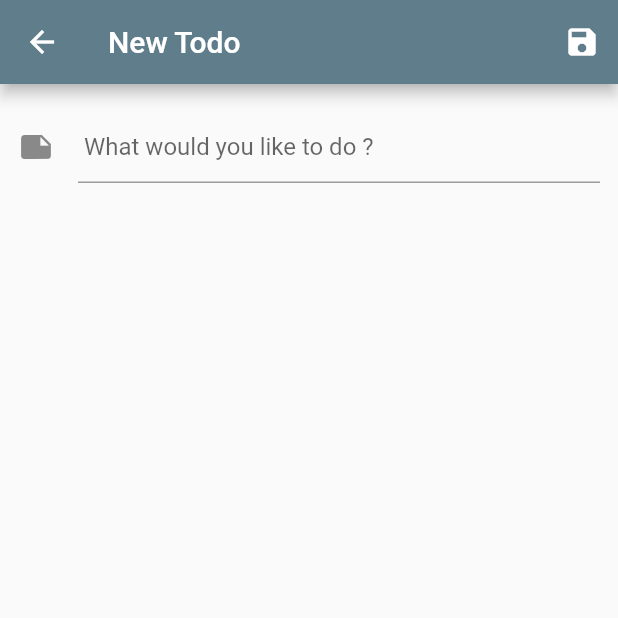
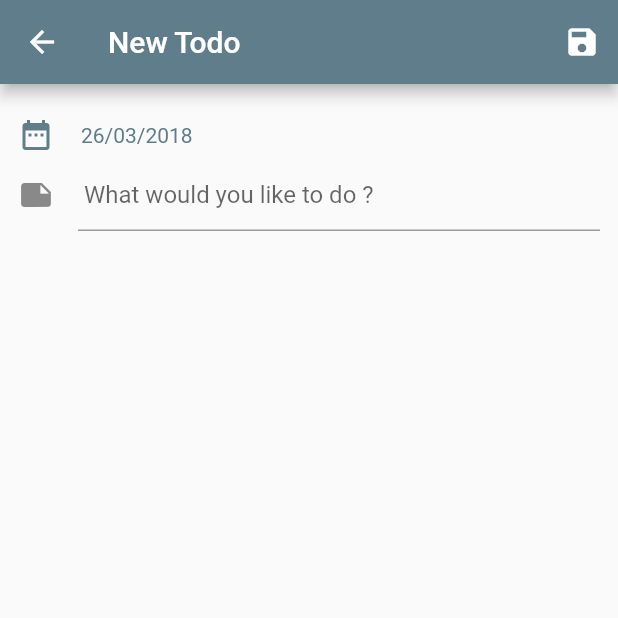
Before and after one commit to mubarak1361/flutter_todo, a Flutter app: the screen it shows after launch, after a tap on the "add" icon, on a phone screen of 412 x 824 dp, the top half of it. Run offline on Flutter 3.47's test engine with Material 2 defaults, Android fonts, the light colour scheme and no system bars; our stand-ins replace sqflite; accounts and stored records are empty.

Commit message:
add date picker for todo note

```diff
--- a/lib/main.dart
+++ b/lib/main.dart
@@ -1,4 +1,5 @@
 import 'package:flutter/material.dart';
+import 'package:flutter_todo/model/todo.dart';
 import 'package:flutter_todo/ui/new_todo.dart';
 import 'package:flutter_todo/ui/todo_list.dart';
 
@@ -15,10 +16,9 @@ class MyApp extends StatelessWidget {
         primarySwatch: Colors.blueGrey,
       ),
       home: new TodoList(),
-      routes: <String,WidgetBuilder>{
-        NewTodo.ROUTE_NAME: (context) => new NewTodo()
-      },
+      /*routes: <String, WidgetBuilder>{
+        NewTodo.ROUTE_NAME: (context) => new NewTodo(todo: new Todo())
+      },*/
     );
   }
-
 }
--- a/lib/ui/new_todo.dart
+++ b/lib/ui/new_todo.dart
@@ -3,15 +3,18 @@ import 'dart:async';
 import 'package:flutter/material.dart';
 import 'package:flutter_todo/model/todo.dart';
 import 'package:flutter_todo/util/constants.dart';
-import 'package:flutter_todo/util/todoProvider.dart';
+import 'package:flutter_todo/util/date_util.dart';
+import 'package:flutter_todo/util/todo_provider.dart';
 
 class NewTodo extends StatefulWidget {
+
   static final String ROUTE_NAME = '/new';
   Todo todo;
 
-  NewTodo({Key key, this.todo}) : super(key: key){
-    if(this.todo==null)
-      this.todo = new Todo();
+  NewTodo({Key key, this.todo}):super(key: key) {
+    if (todo.date == null) {
+        this.todo.date = new DateTime.now().toIso8601String();
+    }
   }
 
   @override
@@ -19,7 +22,6 @@ class NewTodo extends StatefulWidget {
 }
 
 class NewTodoState extends State<NewTodo> {
-
   final GlobalKey<FormState> _formKey = new GlobalKey<FormState>();
 
   Widget _createAppBar() {
@@ -29,38 +31,39 @@ class NewTodoState extends State<NewTodo> {
     );
   }
 
-  Widget _createSaveUpdateAction(){
+  Widget _createSaveUpdateAction() {
     return new IconButton(
-      onPressed: (){_saveTodo();},
+      onPressed: () {
+        _saveTodo();
+      },
       icon: const Icon(Icons.save),
     );
   }
 
   _saveTodo() async {
-    if(_formKey.currentState.validate()){
+    if (_formKey.currentState.validate()) {
       _formKey.currentState.save();
       TodoProvider provider = new TodoProvider();
-        if(!_isExistRecord()) {
+      if (!_isExistRecord()) {
         await provider.insert(widget.todo);
-        }else{
+      } else {
         await provider.update(widget.todo);
       }
       Navigator.of(context).pop();
-
     }
   }
 
-  bool _isExistRecord(){
+  bool _isExistRecord() {
     return widget.todo.id == null ? false : true;
   }
 
   @override
-  void initState(){
+  void initState() {
     super.initState();
   }
 
   @override
-  void dispose(){
+  void dispose() {
     super.dispose();
   }
 
@@ -70,27 +73,80 @@ class NewTodoState extends State<NewTodo> {
 
   @override
   Widget build(BuildContext context) {
-    return new Scaffold(appBar: _createAppBar(),
-    body: new Padding(padding: new EdgeInsets.fromLTRB(12.0, 18.0, 12.0, 18.0),
+    return new Scaffold(
+      appBar: _createAppBar(),
+      body: new Padding(
+          padding: new EdgeInsets.fromLTRB(12.0, 18.0, 12.0, 18.0),
           child: new Form(
             onWillPop: _warnUserWithoutSaving,
             key: _formKey,
             child: new Column(
+              children: <Widget>[_createDatePicker(), _createNote()],
+            ),
+          )),
+    );
+  }
+
+  Widget _createDatePicker() {
+    return new Row(
+      mainAxisSize: MainAxisSize.max,
+      mainAxisAlignment: MainAxisAlignment.start,
+      crossAxisAlignment: CrossAxisAlignment.center,
       children: <Widget>[
-            _createNote()
+        new Icon(
+          Icons.date_range,
+          color: Theme
+              .of(context)
+              .primaryColor,
+        ),
+        new InkWell(
+          child: new Padding(
+            padding: new EdgeInsets.only(
+                left: 18.0, top: 8.0, bottom: 8.0, right: 18.0),
+            child: new Text(
+              DateUtil.getFormattedDate(widget.todo.date),
+              style: new TextStyle(color: Theme
+                  .of(context)
+                  .primaryColor),
+            ),
+          ),
+          onTap: _pickDateFromDatePicker,
+        )
       ],
-        ),)),);
+    );
+  }
+
+  _pickDateFromDatePicker() async {
+    DateTime dateTimePicked = await showDatePicker(
+        context: context,
+        initialDate: DateTime.parse(widget.todo.date),
+        firstDate: isBeforeToday(DateTime.parse(widget.todo.date))
+            ? DateTime.parse(widget.todo.date)
+            : new DateTime.now(),
+        lastDate:
+        DateTime.parse(widget.todo.date).add(const Duration(days: 365)));
+
+    if (dateTimePicked != null) {
+      setState(() {
+        widget.todo.date = dateTimePicked.toIso8601String();
+      });
+    }
+  }
+
+  bool isBeforeToday(DateTime date) {
+    return DateTime.parse(widget.todo.date).isBefore(new DateTime.now());
   }
 
   Future<bool> _warnUserWithoutSaving() async {
-    if(_isExistRecord()){
+    if (_isExistRecord()) {
       return true;
-    }else {
+    } else {
       return await showDialog<bool>(
         context: context,
         child: new AlertDialog(
           title: const Text('Discard To do'),
-          content: const Text('Do you want close without saving to do note?'),
+          content:
+          const Text('Do you want close without saving to do note?'),
           actions: <Widget>[
             new FlatButton(
               child: const Text('YES'),
@@ -106,11 +162,12 @@ class NewTodoState extends State<NewTodo> {
             ),
           ],
         ),
-      ) ?? false;
+      ) ??
+          false;
     }
   }
 
-  Widget _createNote(){
+  Widget _createNote() {
     return new TextFormField(
       decoration: const InputDecoration(
         contentPadding: const EdgeInsets.all(4.0),
@@ -118,20 +175,18 @@ class NewTodoState extends State<NewTodo> {
         hintText: 'Note',
         labelText: 'What would you like to do ?',
       ),
-      initialValue: widget.todo.note!=null ? widget.todo.note :'',
+      initialValue: widget.todo.note ?? '',
       keyboardType: TextInputType.text,
       validator: _validateNote,
       onSaved: _noteOnSave,
     );
   }
 
-  String _validateNote(String value){
-    return value.isEmpty ? 'Note is required': null;
+  String _validateNote(String value) {
+    return value.isEmpty ? 'Note is required' : null;
   }
 
-  void _noteOnSave(String value){
+  void _noteOnSave(String value) {
     widget.todo.note = value;
-    widget.todo.date = new DateTime.now().toIso8601String();
   }
-
 }
--- a/lib/ui/todo_list.dart
+++ b/lib/ui/todo_list.dart
@@ -1,15 +1,13 @@
 import 'dart:async';
-import 'dart:io';
 
 import 'package:flutter/material.dart';
 import 'package:flutter/services.dart';
 import 'package:flutter_todo/model/todo.dart';
 import 'package:flutter_todo/ui/new_todo.dart';
 import 'package:flutter_todo/util/date_util.dart';
-import 'package:flutter_todo/util/todoProvider.dart';
+import 'package:flutter_todo/util/todo_provider.dart';
 
 class TodoList extends StatefulWidget {
-
   @override
   TodoListState createState() => new TodoListState();
 }
@@ -37,8 +35,7 @@ class TodoListState extends State<TodoList> {
     await _todoProvider.open();
     await _todoProvider.getAllTodo().then((todoList) {
       setState(() {
-        if(todoList!=null)
-          this._todoList = todoList;
+        if (todoList != null) this._todoList = todoList;
       });
     });
   }
@@ -62,24 +59,32 @@ class TodoListState extends State<TodoList> {
 
   Widget _createFloatingActionButton() {
     return new FloatingActionButton(
-        child: const Icon(Icons.add), onPressed: () {
+        child: const Icon(Icons.add),
+        onPressed: () {
           _openNewTodo();
         });
   }
 
   Future _openNewTodo() async {
-     await Navigator.of(context).pushNamed(NewTodo.ROUTE_NAME);
+    //await Navigator.of(context).pushNamed(NewTodo.ROUTE_NAME);
+    Todo todo = new Todo();
+    await Navigator.of(context).push(new MaterialPageRoute(builder: (buildContext) {
+      return new NewTodo(todo: todo);
+    }));
     getTodoList();
   }
 
   Widget _createListItem(Todo todo) {
-    return new Dismissible(key: new Key(todo.id.toString()),
-    onDismissed: (dismissDirection){
+    return new Dismissible(
+        key: new Key(todo.id.toString()),
+        onDismissed: (dismissDirection) {
           _dismissListItem(todo);
         },
         child: new Card(
           child: new InkWell(
-        onTap: () {_openEditTodo(todo);},
+            onTap: () {
+              _openEditTodo(todo);
+            },
             child: new Padding(
                 padding: const EdgeInsets.fromLTRB(4.0, 12.0, 4.0, 12.0),
                 child: _createListItemContent(todo)),
@@ -115,7 +120,8 @@ class TodoListState extends State<TodoList> {
   }
 
   Widget _createListItemRightContent(Todo todo) {
-    return new Expanded(child: new Column(
+    return new Expanded(
+        child: new Column(
       crossAxisAlignment: CrossAxisAlignment.start,
       children: <Widget>[
         new Text(
@@ -134,7 +140,7 @@ class TodoListState extends State<TodoList> {
     ));
   }
 
-  _showSnackbar(Todo todo){
+  _showSnackbar(Todo todo) {
     key.currentState.hideCurrentSnackBar();
     key.currentState.showSnackBar(
       new SnackBar(
@@ -150,8 +156,8 @@ class TodoListState extends State<TodoList> {
     );
   }
 
-  _openEditTodo(Todo todo){
-    Navigator.of(context).push(new MaterialPageRoute(builder: (buildContext){
+  _openEditTodo(Todo todo) {
+    Navigator.of(context).push(new MaterialPageRoute(builder: (buildContext) {
       return new NewTodo(todo: todo);
     }));
   }
@@ -164,17 +170,19 @@ class TodoListState extends State<TodoList> {
 
   @override
   Widget build(BuildContext context) {
-    return new WillPopScope(child: new Scaffold(
+    return new WillPopScope(
+        child: new Scaffold(
           key: key,
           appBar: _createAppBar(),
           body: _createListView(),
           floatingActionButton: _createFloatingActionButton(),
-    ), onWillPop: _showSnackbarOnClose);
+        ),
+        onWillPop: _showSnackbarOnClose);
   }
 
-  Future<bool> _showSnackbarOnClose() async{
+  Future<bool> _showSnackbarOnClose() async {
     key.currentState.hideCurrentSnackBar();
-    if(_isToClose){
+    if (_isToClose) {
       SystemNavigator.pop();
     }
     key.currentState.showSnackBar(
@@ -190,16 +198,14 @@ class TodoListState extends State<TodoList> {
         ),
       ),
     );
-    new Future.delayed(new Duration(seconds: 2),(){
+    new Future.delayed(new Duration(seconds: 2), () {
       _isToClose = false;
     });
     _isToClose = true;
     return false;
   }
 
-  List<Todo> _searchWord(String value){
+  List<Todo> _searchWord(String value) {
     return _todoList.where((todo) => todo.note.contains(value)).toList();
   }
-
-
 }
--- a/lib/util/todoProvider.dart
+++ b/lib/util/todo_provider.dart
@@ -48,7 +48,8 @@ class TodoProvider {
   }
 
   Future<List<Todo>> getAllTodo() async {
-    List<Map> maps = await database.query(Todo.TABLE_NAME, orderBy: '${Todo.COLUMN_ID} DESC');
+    List<Map> maps = await database.query(Todo.TABLE_NAME,
+        orderBy: '${Todo.COLUMN_ID} DESC');
     List<Todo> todoList;
     if (maps.length > 0) {
       todoList = [];
```
Also changed, not shown: 1 other file. Lines whose indentation alone changed are shown as unchanged.
